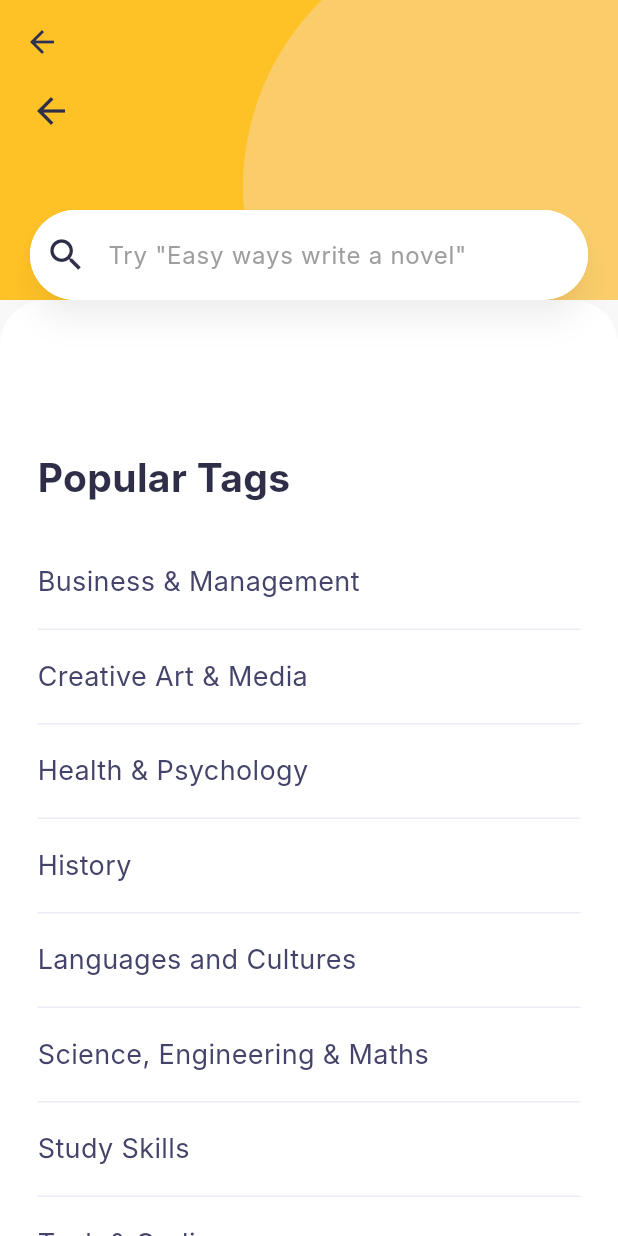
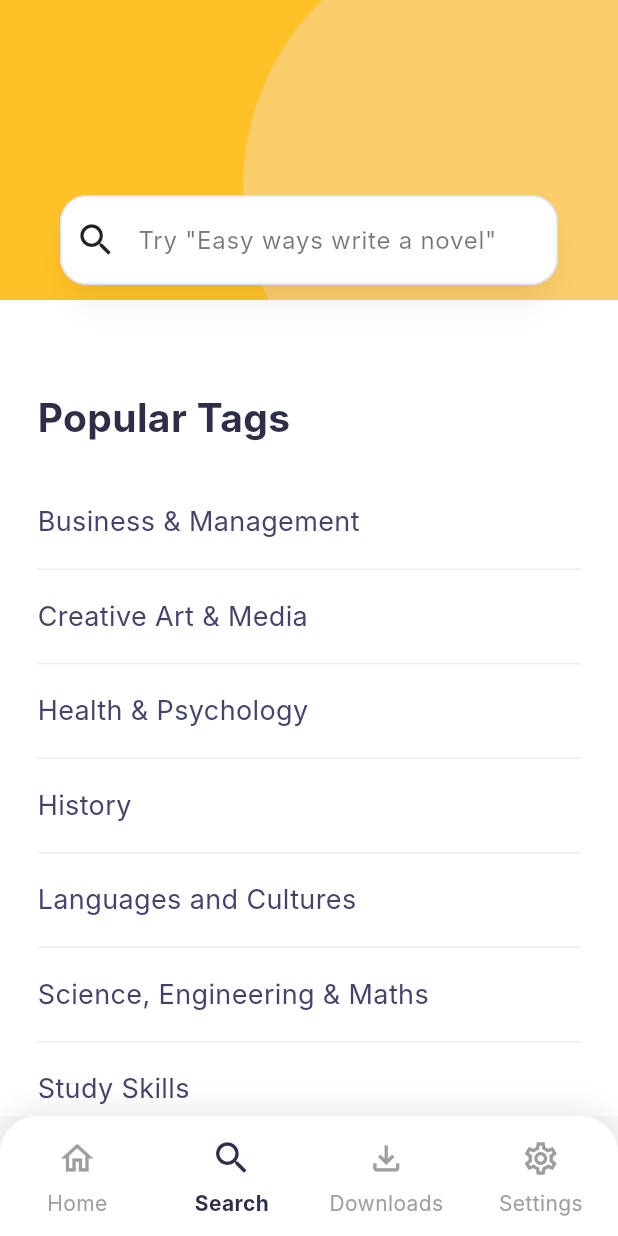
Before and after one commit to SdfCodes/hudaHomePage, a Flutter app: the screen it shows after launch, item 2 of the bottom bar chosen, on a phone screen of 412 x 824 dp. Run offline on Flutter 3.47's test engine with Material 3 defaults, Android fonts, the phone set to English and light mode, and no system bars; Roboto replaces fonts that are missing (Inter).

Commit message:
second changes

```diff
--- a/lib/headerdesig.dart
+++ b/lib/headerdesig.dart
@@ -61,8 +61,7 @@ class HeaderDesign extends StatelessWidget {
               decoration: BoxDecoration(
                 color: Colors.white,
                 borderRadius: BorderRadius.only(
-                  topLeft: Radius.circular(30),
-                  topRight: Radius.circular(30),
+
                 ),
               ),
               padding: EdgeInsets.symmetric(vertical: 40, horizontal: 15),
--- a/lib/main.dart
+++ b/lib/main.dart
@@ -21,6 +21,7 @@ class _MyAppState extends State<MyApp> {
 
   final List<Widget> _pages = [
     const HomePage(),
+    const SearchPage(),
     const DownloadPage(),
     const SettingsPage(),
   ];
@@ -30,33 +31,66 @@ class _MyAppState extends State<MyApp> {
     return MaterialApp(
       debugShowCheckedModeBanner: false,
       theme: HudaStudentTheme.light(),
-      darkTheme: HudaStudentTheme.dark(),
-      themeMode: ThemeMode.system,
-      home: Builder(
-        builder: (context) => Scaffold(
-          body: _pages[_selectedIndex],
-          bottomNavigationBar: NavigationBar(
-            selectedIndex: _selectedIndex == 0 ? 0 : _selectedIndex + 1,
-            onDestinationSelected: (int index) {
-              if (index == 1) {
+      home: Scaffold(
 
-                Navigator.push(
-                  context,
-                  MaterialPageRoute(builder: (context) => const SearchPage()),
-                );
-              } else {
-                setState(() {
+        backgroundColor: const Color(0xffF8F8F8),
 
-                  _selectedIndex = index > 1 ? index - 1 : index;
-                });
-              }
-            },
-            destinations: const [
-              NavigationDestination(icon: Icon(Icons.home), label: 'Home'),
-              NavigationDestination(icon: Icon(Icons.search), label: 'Search'),
-              NavigationDestination(icon: Icon(Icons.download), label: 'Downloads'),
-              NavigationDestination(icon: Icon(Icons.settings), label: 'Settings'),
+        body: _pages[_selectedIndex],
+
+        bottomNavigationBar: Container(
+
+          decoration: BoxDecoration(
+            color: Colors.white,
+            borderRadius: const BorderRadius.only(
+              topLeft: Radius.circular(25),
+              topRight: Radius.circular(25),
+            ),
+            boxShadow: [
+              BoxShadow(
+                color: Colors.black.withOpacity(0.08),
+                blurRadius: 15,
+                offset: const Offset(0, -5),
+              ),
             ],
+          ),
+          child: ClipRRect(
+            borderRadius: const BorderRadius.only(
+              topLeft: Radius.circular(25),
+              topRight: Radius.circular(25),
+            ),
+            child: NavigationBarTheme(
+              data: NavigationBarThemeData(
+                indicatorColor: Colors.transparent,
+                labelTextStyle: WidgetStateProperty.resolveWith((states) {
+                  if (states.contains(WidgetState.selected)) {
+                    return const TextStyle(color: Color(0xff2E2E48), fontWeight: FontWeight.bold);
+                  }
+                  return const TextStyle(color: Colors.grey);
+                }),
+                iconTheme: WidgetStateProperty.resolveWith((states) {
+                  if (states.contains(WidgetState.selected)) {
+                    return const IconThemeData(color: Color(0xff2E2E48), size: 28);
+                  }
+                  return const IconThemeData(color: Colors.grey, size: 26);
+                }),
+              ),
+              child: NavigationBar(
+                backgroundColor: Colors.white,
+                elevation: 0,
+                selectedIndex: _selectedIndex,
+                onDestinationSelected: (int index) {
+                  setState(() {
+                    _selectedIndex = index;
+                  });
+                },
+                destinations: const [
+                  NavigationDestination(icon: Icon(Icons.home_outlined), selectedIcon: Icon(Icons.home), label: 'Home'),
+                  NavigationDestination(icon: Icon(Icons.search), selectedIcon: Icon(Icons.search), label: 'Search'),
+                  NavigationDestination(icon: Icon(Icons.file_download_outlined), selectedIcon: Icon(Icons.file_download), label: 'Downloads'),
+                  NavigationDestination(icon: Icon(Icons.settings_outlined), selectedIcon: Icon(Icons.settings), label: 'Settings'),
+                ],
+              ),
+            ),
           ),
         ),
       ),
--- a/lib/pages/search_page.dart
+++ b/lib/pages/search_page.dart
@@ -1,8 +1,69 @@
 import 'package:flutter/material.dart';
 import 'package:huda_home_page/headerdesig.dart';
 
-class SearchPage extends StatelessWidget {
+class SearchPage extends StatefulWidget {
   const SearchPage({super.key});
+
+  @override
+  State<SearchPage> createState() => _SearchPageState();
+}
+
+class _SearchPageState extends State<SearchPage> {
+  final TextEditingController _controller = TextEditingController();
+  final FocusNode _focusNode = FocusNode();
+  bool isSearching = false;
+  bool isFocused = false;
+
+
+  final List<String> allSuggestions = [
+    "Cooking lessons",
+    "Cooking Art",
+    "Cooking at home",
+    "Cooking a good meal",
+    "Business Management",
+    "Creative Writing",
+    "Health and Psychology",
+    "History of Art",
+    "Tech and Coding",
+  ];
+
+
+  List<String> filteredSuggestions = [];
+
+  @override
+  void initState() {
+    super.initState();
+    _focusNode.addListener(() {
+      setState(() {
+        isFocused = _focusNode.hasFocus;
+      });
+    });
+  }
+
+  @override
+  void dispose() {
+    _focusNode.dispose();
+    _controller.dispose();
+    super.dispose();
+  }
+
+
+  void _filterSearch(String query) {
+    if (query.isEmpty) {
+      setState(() {
+        isSearching = false;
+        filteredSuggestions = [];
+      });
+    } else {
+      setState(() {
+        isSearching = true;
+
+        filteredSuggestions = allSuggestions
+            .where((item) => item.toLowerCase().contains(query.toLowerCase()))
+            .toList();
+      });
+    }
+  }
 
   @override
   Widget build(BuildContext context) {
@@ -10,20 +71,30 @@ class SearchPage extends StatelessWidget {
       backgroundColor: Colors.white,
       body: Stack(
         children: [
-
           HeaderDesign(
             title: "",
             children: [
-              const SizedBox(height: 60),
+              const SizedBox(height: 20),
+              if (isFocused && !isSearching) ...[
+                const SizedBox(height: 50),
+                Center(
+                  child: Column(
+                    children: [
+                      Icon(Icons.search, size: 120, color: Colors.yellow.withOpacity(0.3)),
+                      const SizedBox(height: 20),
+                      const Text(
+                        "Search what you want to learn.",
+                        style: TextStyle(color: Colors.grey, fontSize: 16),
+                      ),
+                    ],
+                  ),
+                ),
+              ] else if (!isFocused) ...[
                 const Padding(
                   padding: EdgeInsets.symmetric(horizontal: 10),
                   child: Text(
                     "Popular Tags",
-                  style: TextStyle(
-                    fontSize: 26,
-                    fontWeight: FontWeight.bold,
-                    color: Color(0xff2E2E48),
-                  ),
+                    style: TextStyle(fontSize: 26, fontWeight: FontWeight.bold, color: Color(0xff2E2E48)),
                   ),
                 ),
                 const SizedBox(height: 20),
@@ -31,55 +102,68 @@ class SearchPage extends StatelessWidget {
                 _buildTag("Creative Art & Media"),
                 _buildTag("Health & Psychology"),
                 _buildTag("History"),
-              _buildTag("Languages and Cultures"),
+                _buildTag("Languages and Cultures "),
                 _buildTag("Science, Engineering & Maths"),
                 _buildTag("Study Skills"),
-              _buildTag("Tech & Coding"),
+                _buildTag("Tech & Cooding"),
+              ],
             ],
           ),
 
           Positioned(
-            top: 140,
-            left: 20,
-            right: 20,
+            top: 130,
+            left: 40,
+            right: 40,
             child: Material(
               elevation: 8,
               shadowColor: Colors.black26,
-              borderRadius: BorderRadius.circular(35),
-              child: TextField(
+              borderRadius: BorderRadius.circular(45),
+              child: Container(
+                decoration: BoxDecoration(
+                  color: Colors.white,
+                  borderRadius: BorderRadius.circular(55),
+                ),
+                child: Column(
+                  mainAxisSize: MainAxisSize.min,
+                  children: [
+                    TextField(
+                      controller: _controller,
+                      focusNode: _focusNode,
+                      onChanged: _filterSearch,
                       decoration: InputDecoration(
                         hintText: 'Try "Easy ways write a novel"',
-                  hintStyle: const TextStyle(color: Colors.grey, fontSize: 16),
-                  prefixIcon: const Icon(Icons.search, color: Color(0xff2E2E48), size: 28),
-
+                        hintStyle: const TextStyle(color: Colors.black54, fontSize: 16),
+                        prefixIcon: const Icon(Icons.search, color: Colors.black87, size: 28),
                         filled: true,
                         fillColor: Colors.white,
                         contentPadding: const EdgeInsets.symmetric(vertical: 18),
-
                         border: OutlineInputBorder(
-                    borderRadius: BorderRadius.circular(35),
-                    borderSide: BorderSide.none,
-                  ),
-                  enabledBorder: OutlineInputBorder(
-                    borderRadius: BorderRadius.circular(35),
-                    borderSide: BorderSide.none,
-                  ),
-                  focusedBorder: OutlineInputBorder(
                           borderRadius: BorderRadius.circular(35),
                           borderSide: BorderSide.none,
                         ),
                       ),
                     ),
+
+                    if (isSearching && filteredSuggestions.isNotEmpty)
+                      Padding(
+                        padding: const EdgeInsets.only(bottom: 15),
+                        child: Column(
+                          children: filteredSuggestions
+                              .map((text) => ListTile(
+                            contentPadding: const EdgeInsets.symmetric(horizontal: 25),
+                            title: Text(text, style: const TextStyle(color: Colors.black54)),
+                            onTap: () {
+                              _controller.text = text;
+                              _focusNode.unfocus();
+                              setState(() { isSearching = false; });
+                            },
+                          ))
+                              .toList(),
                         ),
                       ),
-
-
-          Positioned(
-            top: 50,
-            left: 10,
-            child: IconButton(
-              icon: const Icon(Icons.arrow_back, color: Color(0xff2E2E48), size: 28),
-              onPressed: () => Navigator.of(context).pop(),
+                  ],
+                ),
+              ),
             ),
           ),
         ],
@@ -95,16 +179,9 @@ class SearchPage extends StatelessWidget {
         children: [
           Padding(
             padding: const EdgeInsets.symmetric(vertical: 18),
-            child: Text(
-              title,
-              style: const TextStyle(
-                fontSize: 18,
-                color: Color(0xff44446A),
-                fontWeight: FontWeight.w400,
+            child: Text(title, style: const TextStyle(fontSize: 18, color: Color(0xff44446A))),
           ),
-            ),
-          ),
-          const Divider(thickness: 0.8, color: Color(0xffE6E6F2), height: 1),
+          const Divider(thickness: 0.8, color: Color(0xffE6E6F2)),
         ],
       ),
     );
```
Lines whose indentation alone changed are shown as unchanged.
